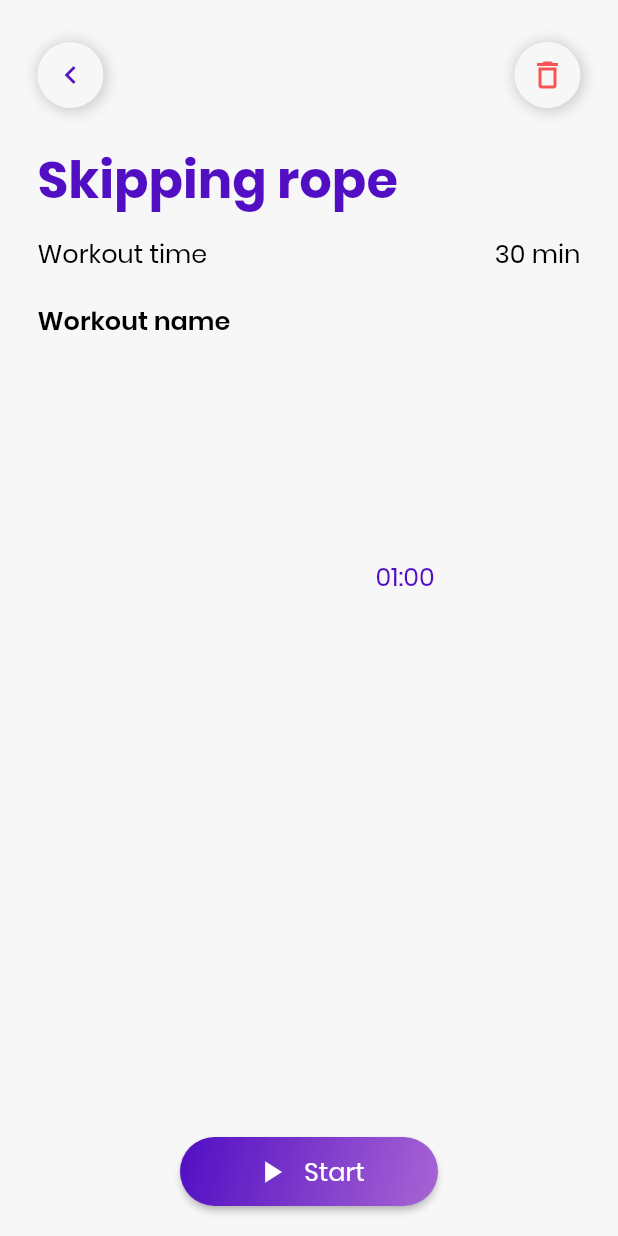
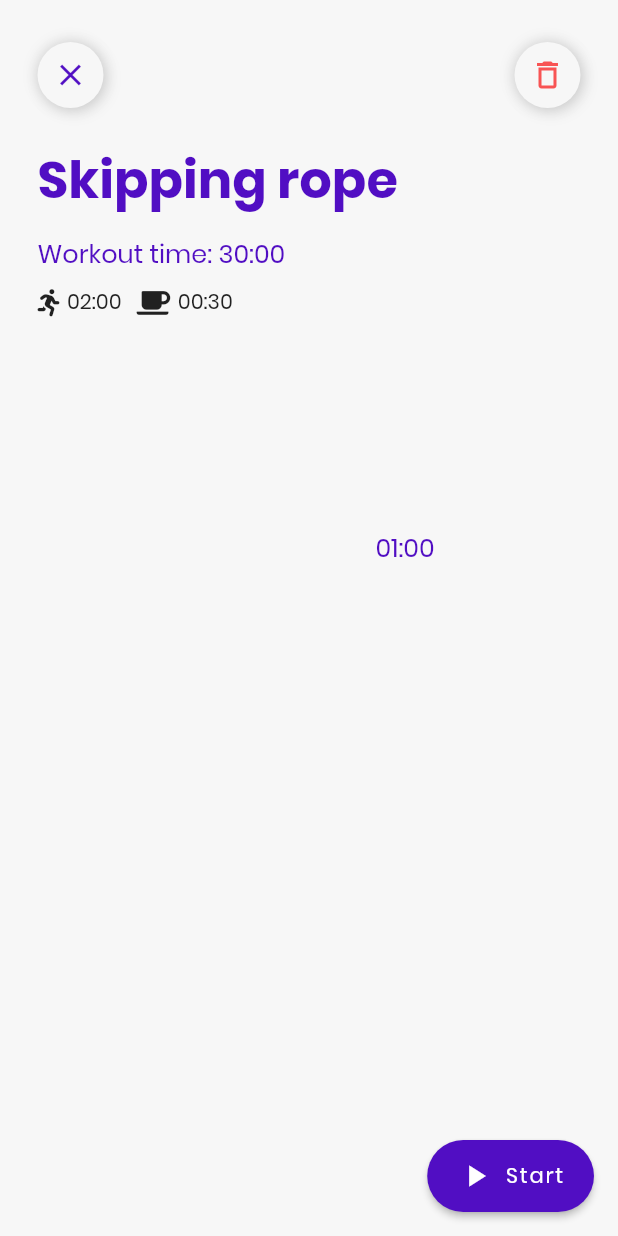
Before and after one commit to cingopablo/workout_app, a Flutter app: the WorkoutDetailScreen screen opened by its route, on a phone screen of 412 x 824 dp. Run offline on Flutter 3.47's test engine with Material 2 defaults, Android fonts, the phone set to English and light mode, and no system bars; our stand-ins replace font_awesome_flutter, numberpicker; statements that could not run were skipped.

Commit message:
more updates

```diff
--- a/lib/screens/workout_detail_screen.dart
+++ b/lib/screens/workout_detail_screen.dart
@@ -1,8 +1,8 @@
 import 'package:flutter/material.dart';
+import 'package:font_awesome_flutter/font_awesome_flutter.dart';
 
 import '../widgets/countdown_circle.dart';
 import '../widgets/custom_app_bar.dart';
-import '../widgets/custom_button.dart';
 import '../widgets/custom_circular_button.dart';
 
 class WorkoutDetailScreen extends StatefulWidget {
@@ -24,7 +24,38 @@ class _WorkoutDetailScreenState extends State<WorkoutDetailScreen> {
   @override
   Widget build(BuildContext context) {
     return Scaffold(
-      // bottomNavigationBar: TabsScreen(),
+      floatingActionButton: AnimatedSwitcher(
+        duration: Duration(
+          milliseconds: 100,
+        ),
+        transitionBuilder: (Widget child, Animation<double> animation) {
+          return ScaleTransition(
+            child: child,
+            scale: animation.drive(CurveTween(curve: Curves.easeOutQuint)),
+          );
+        },
+        child: FloatingActionButton.extended(
+          isExtended: true,
+          onPressed: () {
+            setState(() {
+              _isPlaying = !_isPlaying;
+            });
+          },
+          elevation: 2,
+          backgroundColor: Theme.of(context).primaryColor,
+          foregroundColor: Colors.white,
+          label: Row(
+            children: <Widget>[
+              Padding(
+                padding: const EdgeInsets.only(right: 8.0),
+                child: _isPlaying ? Icon(Icons.pause) : Icon(Icons.play_arrow),
+              ),
+              _isPlaying ? Text('Pause') : Text('Start'),
+            ],
+          ),
+        ),
+      ),
+      floatingActionButtonLocation: FloatingActionButtonLocation.endFloat,
       appBar: CustomAppBar(
           child: Row(
         mainAxisAlignment: MainAxisAlignment.spaceBetween,
@@ -32,7 +63,7 @@ class _WorkoutDetailScreenState extends State<WorkoutDetailScreen> {
           CustomCircularButton(
             function: () => Navigator.of(context).pop(),
             backgroundColor: Theme.of(context).backgroundColor,
-            icon: Icons.chevron_left,
+            icon: Icons.close,
             iconColor: Theme.of(context).primaryColor,
           ),
           CustomCircularButton(
@@ -62,32 +93,52 @@ class _WorkoutDetailScreenState extends State<WorkoutDetailScreen> {
                 SizedBox(
                   height: 10,
                 ),
+                Text(
+                  'Workout time: 30:00',
+                  style: Theme.of(context).textTheme.headline4,
+                ),
+                SizedBox(
+                  height: 10,
+                ),
                 Row(
                   mainAxisAlignment: MainAxisAlignment.spaceBetween,
                   children: <Widget>[
-                    Text(
-                      'Workout time',
-                      style: Theme.of(context).textTheme.headline4.copyWith(
-                            color: Colors.black,
+                    Row(
+                      mainAxisAlignment: MainAxisAlignment.spaceBetween,
+                      children: <Widget>[
+                        Row(
+                          children: <Widget>[
+                            FaIcon(
+                              FontAwesomeIcons.running,
+                              size: 18,
                             ),
+                            SizedBox(
+                              width: 5,
                             ),
-                    Text(
-                      '30 min',
-                      style: Theme.of(context).textTheme.headline4.copyWith(
-                            color: Colors.black,
+                            Text('02:00'),
+                          ],
                         ),
+                        SizedBox(
+                          width: 10,
                         ),
+                        Row(
+                          children: <Widget>[
+                            FaIcon(
+                              FontAwesomeIcons.coffee,
+                              size: 18,
+                            ),
+                            SizedBox(
+                              width: 5,
+                            ),
+                            Text('00:30'),
+                          ],
+                        ),
+                      ],
+                    )
                   ],
                 ),
                 SizedBox(
                   height: 20,
-                ),
-                Column(
-                  crossAxisAlignment: CrossAxisAlignment.start,
-                  children: <Widget>[
-                    Text(
-                      'Workout name',
-                      style: Theme.of(context).textTheme.headline6,
                 ),
                 CountdownCircle(
                   workMinutes: 1,
@@ -102,27 +153,6 @@ class _WorkoutDetailScreenState extends State<WorkoutDetailScreen> {
             ),
           ],
         ),
-            CustomButton(
-                text: _isPlaying ? 'Pause' : 'Start',
-                withIcon: true,
-                icon: _isPlaying
-                    ? Icon(
-                        Icons.pause,
-                        color: Colors.white,
-                      )
-                    : Icon(
-                        Icons.play_arrow,
-                        color: Colors.white,
-                      ),
-                onPressed: () {
-                  setState(
-                    () {
-                      _isPlaying = !_isPlaying;
-                    },
-                  );
-                }),
-          ],
-        ),
       ),
     );
   }
```
Lines whose indentation alone changed are shown as unchanged.
